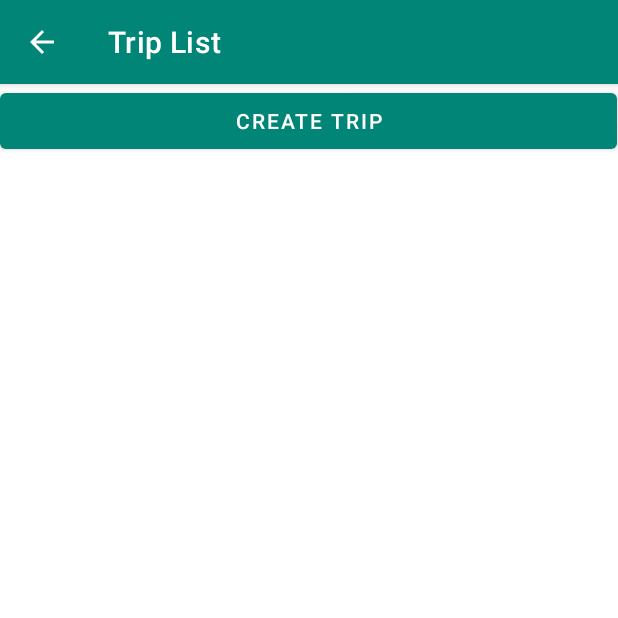
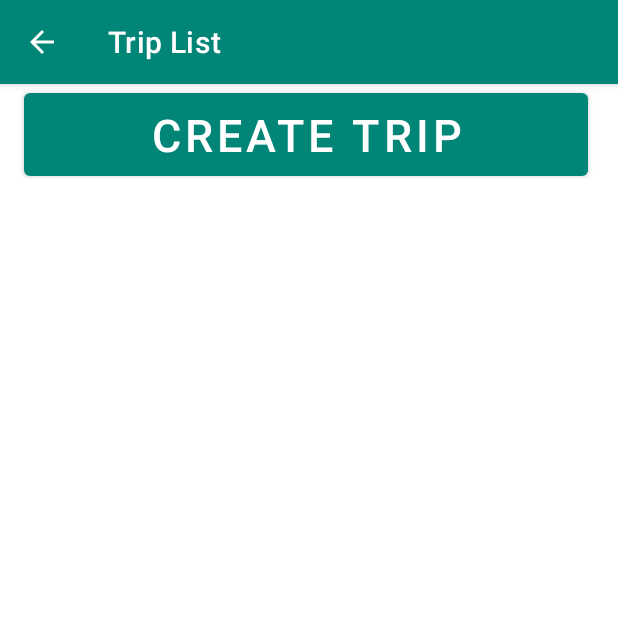
Before and after one commit to jlazarskiparkin9815/mad_a2, an Android app: the TripListActivity screen opened directly, with no data from a screen before it, on a phone screen of 412 x 824 dp, the top half of it. Run offline under Robolectric (Android 15) with nearby library versions, the phone set to English and light mode, and no system bars.

Commit message:
Fixed xml issue.

```diff
--- a/app/src/main/res/layout/activity_detail_list.xml
+++ b/app/src/main/res/layout/activity_detail_list.xml
@@ -1,17 +1,17 @@
 <?xml version="1.0" encoding="utf-8"?>
 <androidx.constraintlayout.widget.ConstraintLayout xmlns:android="http://schemas.android.com/apk/res/android"
     xmlns:app="http://schemas.android.com/apk/res-auto"
-    xmlns:tools="http://schemas.android.com/tools"
     android:id="@+id/tripConstraint"
     android:layout_width="match_parent"
-    android:layout_height="match_parent"
-    tools:context=".DestActivity">
+    android:layout_height="match_parent">
 
     <Button
         android:id="@+id/buttonCreateTrip"
-        android:layout_width="411dp"
-        android:layout_height="49dp"
+        android:layout_width="376dp"
+        android:layout_height="67dp"
+        android:layout_marginStart="16dp"
         android:text="@string/tripplanner_create"
+        android:textSize="30sp"
         app:layout_constraintStart_toStartOf="parent"
         app:layout_constraintTop_toTopOf="parent" />
 
```
Also changed, not shown: app/src/main/res/layout/activity_trip_list.xml (deleted, +0 -33 lines).
